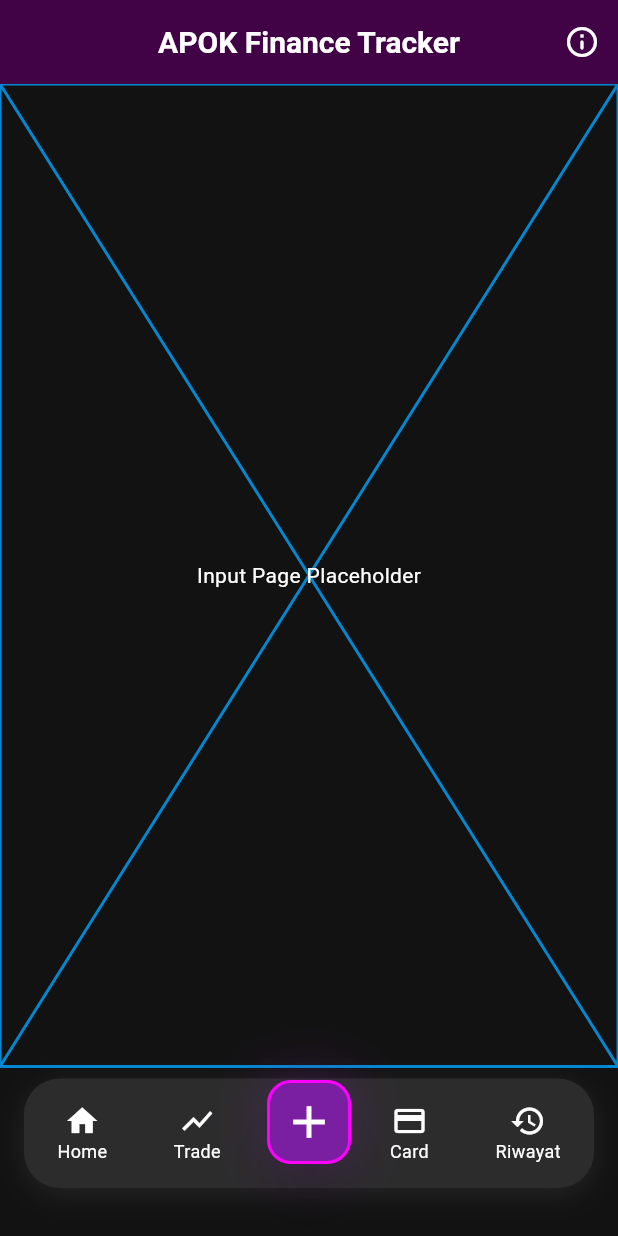
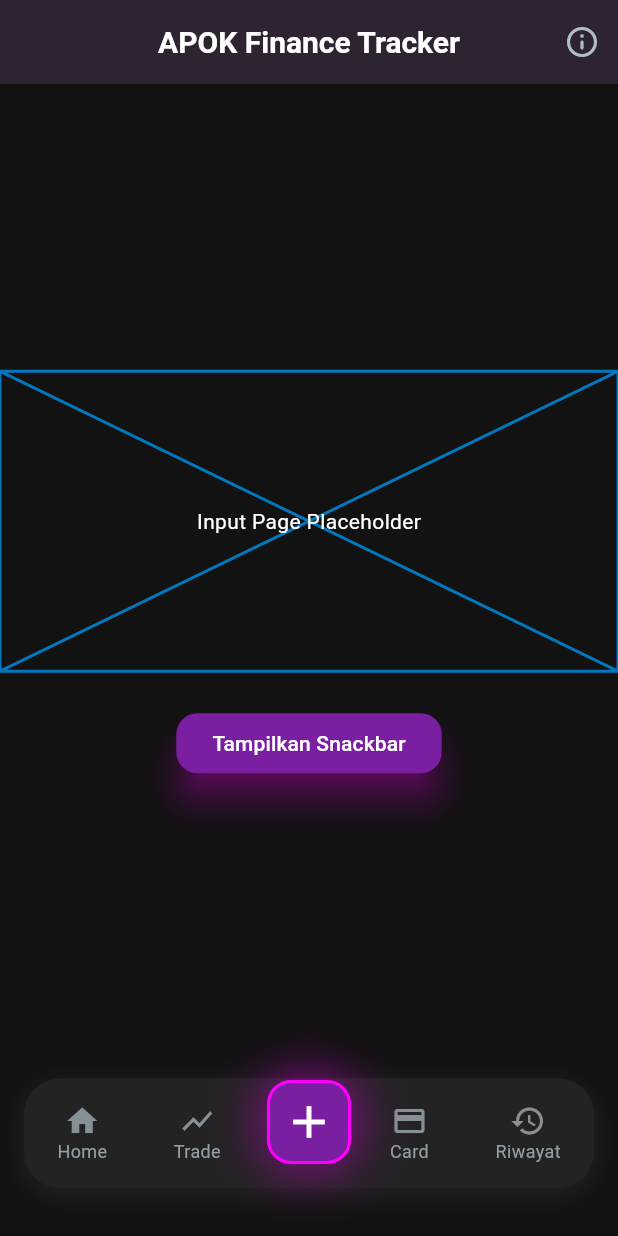
Before and after one commit to TEUNGKU-ZULKIFLI/finance_tracker, a Flutter app: the screen it shows after launch, item 2 of the bottom bar chosen, after a tap on the "add" icon, on a phone screen of 412 x 824 dp. Run offline on Flutter 3.47's test engine with Material 3 defaults, Android fonts, the phone set to English and light mode, and no system bars.

Commit message:
♻️refactor: restrukturisasi widget (pindah appbar, tambah navbar & snackbar, hapus file lama)

```diff
--- a/lib/pages/input_page.dart
+++ b/lib/pages/input_page.dart
@@ -1,5 +1,4 @@
 import 'package:flutter/material.dart';
-import 'package:finance_tracker/theme.dart';
 
 class InputPage extends StatefulWidget {
   const InputPage({super.key});
@@ -11,12 +10,39 @@ class InputPage extends StatefulWidget {
 class _InputPageState extends State<InputPage> {
   @override
   Widget build(BuildContext context) {
-    return const Placeholder(
-      fallbackHeight: 200.0,
-      fallbackWidth: 200.0,
-      color: AppTheme.secondary,
-      strokeWidth: 2.0,
-      child: Center(child: Text('Input Page Placeholder')),
+    return Center(
+      child: Column(
+        mainAxisSize: MainAxisSize.min,
+        children: [
+          Placeholder(
+            fallbackHeight: 200.0,
+            fallbackWidth: 200.0,
+            color: Theme.of(context).colorScheme.secondary,
+            strokeWidth: 2.0,
+            child: Center(child: Text('Input Page Placeholder')),
+          ),
+          const SizedBox(height: 24),
+          ElevatedButton(
+            onPressed: () {
+              ScaffoldMessenger.of(context).showSnackBar(
+                SnackBar(
+                  backgroundColor: Theme.of(context).colorScheme.primary,
+                  content: Text(
+                    'Ini snackbar custom!',
+                    style: TextStyle(color: Theme.of(context).colorScheme.onPrimary),
+                  ),
+                  action: SnackBarAction(
+                    label: 'Tutup',
+                    textColor: Theme.of(context).colorScheme.onPrimary,
+                    onPressed: () {},
+                  ),
+                ),
+              );
+            },
+            child: Text('Tampilkan Snackbar', style: TextStyle(color: Theme.of(context).colorScheme.onPrimary)),
+          ),
+        ],
+      ),
     );
   }
 }
--- a/lib/pages/main_page.dart
+++ b/lib/pages/main_page.dart
@@ -1,6 +1,6 @@
 import 'package:flutter/material.dart' hide NavigationBar;
-import 'package:finance_tracker/widget/navbar.dart';
-import 'package:finance_tracker/widget/appbar.dart';
+import 'package:finance_tracker/widgets/navbar.dart';
+import 'package:finance_tracker/widgets/appbar.dart';
 
 // Import semua halaman
 import 'home_page.dart';
--- a/lib/theme.dart
+++ b/lib/theme.dart
@@ -1,51 +1,95 @@
 import 'package:flutter/material.dart';
 
+/// Kumpulan tema, palet warna, dan helper untuk seluruh aplikasi.
+/// Gunakan AppTheme.lightScheme / AppTheme.darkScheme untuk akses ColorScheme.
+/// Gunakan AppTheme.neonWrap untuk efek glow universal.
+/// Semua widget sebaiknya ambil warna dari Theme.of(context).colorScheme.
+
 class AppTheme {
-  // 🎨 Palette — Purple / Magenta Neon
-  static const Color primary = Color(0xFF8E24AA); // Purple
+  /// Helper warna background NavigationBar
+  /// Helper warna background NavigationBar
+  static Color navBarBg(ColorScheme scheme) => scheme.surfaceContainerHighest;
+
+  /// Helper warna icon NavigationBar
+  /// Helper warna icon NavigationBar
+  static Color navBarIcon(ColorScheme scheme, {bool selected = false}) =>
+      selected ? scheme.primary : scheme.onSurfaceVariant.withOpacity(0.7);
+
+  /// Helper warna text NavigationBar
+  /// Helper warna text NavigationBar
+  static Color navBarText(ColorScheme scheme, {bool selected = false}) =>
+      selected ? scheme.primary : scheme.onSurfaceVariant.withOpacity(0.8);
+
+  /// Getter ColorScheme untuk akses langsung
+  static ColorScheme get lightScheme => lightTheme.colorScheme;
+  static ColorScheme get darkScheme => darkTheme.colorScheme;
+  // 🎨 PALETTE MATERIAL 3 — Light & Dark Mapping
+  // Semua warna di bawah ini punya padanan di dua mode agar konsisten
+
+  // PRIMARY
+  static const Color primary = Color(0xFF8E24AA); // Light & Dark
   static const Color onPrimary = Colors.white;
-  static const Color primaryContainer = Color(0xFFE1BEE7);
-  static const Color onPrimaryContainer = Color(0xFF4A148C);
+  static const Color primaryContainer = Color(0xFFE1BEE7); // Light
+  static const Color onPrimaryContainer = Color(0xFF4A148C); // Light
+  static const Color primaryContainerDark = Color(0xFF4A148C); // Dark
+  static const Color onPrimaryContainerDark = Colors.white; // Dark
 
-  static const Color secondary = Color(0xFF0288D1); // Sky Blue (aksen)
+  // SECONDARY
+  static const Color secondary = Color(0xFF0288D1);
   static const Color onSecondary = Colors.white;
-  static const Color secondaryContainer = Color(0xFFB3E5FC);
-  static const Color onSecondaryContainer = Color(0xFF01579B);
+  static const Color secondaryContainer = Color(0xFFB3E5FC); // Light
+  static const Color onSecondaryContainer = Color(0xFF01579B); // Light
+  static const Color secondaryContainerDark = Color(0xFF01579B); // Dark
+  static const Color onSecondaryContainerDark = Colors.white; // Dark
 
-  static const Color tertiary = Color(0xFFFF00FF); // Neon Magenta
+  // TERTIARY
+  static const Color tertiary = Color(0xFFFF00FF);
   static const Color onTertiary = Colors.white;
-  static const Color tertiaryContainer = Color(0xFFFFB3FF); // Soft Magenta
-  static const Color onTertiaryContainer = Color(0xFF660066); // Deep Magenta
+  static const Color tertiaryContainer = Color(0xFFFFB3FF); // Light
+  static const Color onTertiaryContainer = Color(0xFF660066); // Light
+  static const Color tertiaryContainerDark = Color(0xFF3A003A); // Dark
+  static const Color onTertiaryContainerDark = Colors.white; // Dark
 
+  // ERROR
   static const Color error = Color(0xFFCF6679);
   static const Color onError = Colors.white;
-  static const Color errorContainer = Color(0xFFB00020);
-  static const Color onErrorContainer = Colors.white;
+  static const Color errorContainer = Color(0xFFB00020); // Light
+  static const Color onErrorContainer = Colors.white; // Light
+  static const Color errorContainerDark = Color(0xFF8C1D1D); // Dark
+  static const Color onErrorContainerDark = Colors.white; // Dark
 
-  static const Color surface = Colors.white;
-  static const Color onSurface = Colors.black87;
-  static const Color onSurfaceVariant = Color(0xFF5C5C5C);
-  static const Color surfaceContainer = Color(0xFFF5F5F5);
+  // SURFACE & BACKGROUND
+  static const Color surface = Color(0xFFFFFFFF); // Light
+  static const Color onSurface = Color(0xFF1A1A1A); // Light
+  static const Color surfaceContainerHighest = Color(0xFFF5F5F5); // Light
+  static const Color onSurfaceVariant = Color(0xFF5C5C5C); // Light
+  static const Color surfaceDark = Color(0xFF121212); // Dark
+  static const Color onSurfaceDark = Color(0xFFFFFFFF); // Dark
+  static const Color surfaceContainerHighestDark = Color(0xFF232323); // Dark
+  static const Color onSurfaceVariantDark = Color(0xFFB0BEC5); // Dark
+
+  // INVERSE
   static const Color inverseSurface = Color(0xFF303030);
   static const Color inverseOnSurface = Colors.white;
   static const Color inversePrimary = Color(0xFFD1C4E9);
 
+  // OUTLINE
   static const Color outline = Color(0xFFB0BEC5);
   static const Color outlineVariant = Color(0xFF90A4AE);
 
+  // FIXED
   static const Color primaryFixed = primary;
   static const Color secondaryFixed = secondary;
   static const Color tertiaryFixed = tertiary;
-
   static const Color primaryFixedDim = Color(0xFF7B1FA2);
   static const Color secondaryFixedDim = Color(0xFF0277BD);
-  static const Color tertiaryFixedDim = Color(0xFFCC00CC); // Dim Neon Magenta
-
+  static const Color tertiaryFixedDim = Color(0xFFCC00CC);
   static const Color onFixed = Colors.white;
   static const Color onFixedVariant = Colors.black87;
 
+  // SURFACE VARIANT
   static const Color surfaceDim = Color(0xFFEEEEEE);
-  static const Color surfaceBright = Colors.white;
+  static const Color surfaceBright = Color(0xFFFFFFFF);
 
   // Helper state button
   static WidgetStateProperty<Color?> buttonBg(ColorScheme colorScheme) =>
@@ -85,7 +129,7 @@ class AppTheme {
       onErrorContainer: onErrorContainer,
       surface: surface,
       onSurface: onSurface,
-      surfaceContainerHighest: surfaceContainer,
+      surfaceContainerHighest: surfaceContainerHighest,
       onSurfaceVariant: onSurfaceVariant,
       outline: outline,
       outlineVariant: outlineVariant,
@@ -108,7 +152,7 @@ class AppTheme {
     ),
 
     navigationBarTheme: NavigationBarThemeData(
-      backgroundColor: surfaceContainer,
+  backgroundColor: surfaceContainerHighest,
       indicatorColor: tertiary.withAlpha((0.2 * 255).toInt()),
       labelTextStyle: WidgetStateProperty.all(
         const TextStyle(fontWeight: FontWeight.w600),
@@ -199,24 +243,24 @@ class AppTheme {
       brightness: Brightness.dark,
       primary: primaryFixedDim,
       onPrimary: onPrimary,
-      primaryContainer: Color(0xFF4A148C),
-      onPrimaryContainer: Colors.white,
+      primaryContainer: primaryContainerDark,
+      onPrimaryContainer: onPrimaryContainerDark,
       secondary: secondaryFixedDim,
       onSecondary: onSecondary,
-      secondaryContainer: Color(0xFF01579B),
-      onSecondaryContainer: Colors.white,
+      secondaryContainer: secondaryContainerDark,
+      onSecondaryContainer: onSecondaryContainerDark,
       tertiary: tertiaryFixedDim,
       onTertiary: onTertiary,
-      tertiaryContainer: Color(0xFF3A003A),
-      onTertiaryContainer: Colors.white,
+      tertiaryContainer: tertiaryContainerDark,
+      onTertiaryContainer: onTertiaryContainerDark,
       error: error,
       onError: onError,
-      errorContainer: Color(0xFF8C1D1D),
-      onErrorContainer: Colors.white,
-      surface: Color(0xFF121212),
-      onSurface: Colors.white,
-      surfaceContainerHighest: Color(0xFF2C2C2C),
-      onSurfaceVariant: Colors.white70,
+      errorContainer: errorContainerDark,
+      onErrorContainer: onErrorContainerDark,
+      surface: surfaceDark,
+      onSurface: onSurfaceDark,
+      surfaceContainerHighest: surfaceContainerHighestDark,
+      onSurfaceVariant: onSurfaceVariantDark,
       outline: outlineVariant,
       outlineVariant: Color(0xFF444444),
       shadow: Colors.black54,
--- a/lib/widget/navbar.dart
+++ /dev/null
@@ -1,110 +0,0 @@
-import 'package:finance_tracker/theme.dart';
-import 'package:flutter/material.dart';
-
-class NavigationBar extends StatelessWidget {
-  final int currentIndex;
-  final Function(int) onTap;
-  final VoidCallback onFabPressed;
-
-  const NavigationBar({
-    super.key,
-    required this.currentIndex,
-    required this.onTap,
-    required this.onFabPressed,
-  });
-
-  @override
-  Widget build(BuildContext context) {
-      return Stack(
-        alignment: Alignment.bottomCenter,
-        children: [
-          Padding(
-            padding: const EdgeInsets.only(bottom: 24.0), // beri ruang untuk FAB
-            child: Container(
-              margin: const EdgeInsets.symmetric(horizontal: 16, vertical: 8),
-              decoration: BoxDecoration(
-                color: Theme.of(context).navigationBarTheme.backgroundColor
-                  ?? Theme.of(context).colorScheme.surface,
-                borderRadius: BorderRadius.circular(24),
-                boxShadow: [
-                  BoxShadow(
-                    // ignore: deprecated_member_use
-                    color: Theme.of(context).colorScheme.onSurface.withOpacity(0.08),
-                    blurRadius: 16,
-                    offset: const Offset(0, 4),
-                  ),
-                ],
-              ),
-              child: Padding(
-                padding: const EdgeInsets.symmetric(vertical: 8.0),
-                child: Row(
-                  mainAxisAlignment: MainAxisAlignment.spaceAround,
-                  children: [
-                    _buildNavItem(Icons.home, "Home", 0),
-                    _buildNavItem(Icons.show_chart, "Trade", 1),
-                    SizedBox(width: 48), // ruang untuk FAB di tengah
-                    _buildNavItem(Icons.credit_card, "Card", 3),
-                    _buildNavItem(Icons.history, "Riwayat", 4),
-                  ],
-                ),
-              ),
-            ),
-          ),
-          Positioned(
-            bottom: 48, // lebih tinggi dan menonjol
-            left: 0,
-            right: 0,
-            child: Center(
-              child: Material(
-                elevation: 16,
-                shape: const CircleBorder(),
-                color: Theme.of(context).colorScheme.inversePrimary,
-                child: Container(
-                  decoration: BoxDecoration(
-                    boxShadow: [
-                      BoxShadow(
-                        // ignore: deprecated_member_use
-                        color: Theme.of(context).colorScheme.primary.withOpacity(0.3),
-                        blurRadius: 32,
-                        spreadRadius: 2,
-                      ),
-                    ],
-                  ),
-                  child: FloatingActionButton(
-                    onPressed: onFabPressed,
-                    backgroundColor: Theme.of(context).colorScheme.primary,
-                    // ignore: sort_child_properties_last
-                    child: Icon(Icons.add, color: Theme.of(context).colorScheme.onPrimary, size: 36), // ikon lebih besar
-                    elevation: 0,
-                  ),
-                ),
-              ),
-            ),
-          ),
-        ],
-      );
-  }
-
-  Widget _buildNavItem(IconData icon, String label, int index) {
-    final isSelected = currentIndex == index;
-    return InkWell(
-      onTap: () => onTap(index),
-      child: Padding(
-        padding: const EdgeInsets.symmetric(vertical: 8.0, horizontal: 12.0),
-        child: Column(
-          mainAxisSize: MainAxisSize.min,
-          children: [
-            Icon(icon, color: isSelected ? AppTheme.primary : AppTheme.surfaceBright),
-            Text(
-              label,
-              style: TextStyle(
-                fontSize: 12,
-                color: isSelected ? AppTheme.primary : AppTheme.surfaceBright,
-              ),
-            ),
-          ],
-        ),
-      ),
-    );
-  }
-}
--- a/lib/widget/appbar.dart
+++ b/lib/widgets/appbar.dart
@@ -1,23 +1,30 @@
 import 'package:flutter/material.dart';
+
+/// Appbar custom yang sepenuhnya adaptif theme dan menggunakan helper dari AppTheme.
 
 class Appbar extends StatelessWidget implements PreferredSizeWidget {
   const Appbar({super.key});
 
   @override
   Widget build(BuildContext context) {
+    final colorScheme = Theme.of(context).colorScheme;
     return AppBar(
-      title: const Text('APOK Finance Tracker'),
+      backgroundColor: colorScheme.surfaceContainerHighest,
+      foregroundColor: colorScheme.onSurface,
+      title: Text(
+        'APOK Finance Tracker',
+        style: TextStyle(color: colorScheme.onSurface),
+      ),
       centerTitle: true,
       elevation: 6,
       actions: [
         IconButton(
-          icon: const Icon(Icons.info_outline_rounded),
+          icon: Icon(Icons.info_outline_rounded, color: colorScheme.onSurfaceVariant),
           onPressed: () {
             // TODO: Implement info action
           },
         ),
       ],
-      // Jangan set backgroundColor, foregroundColor, titleTextStyle di sini
     );
   }
 
--- /dev/null
+++ b/lib/widgets/navbar.dart
@@ -0,0 +1,100 @@
+import 'package:finance_tracker/theme.dart';
+import 'package:flutter/material.dart';
+
+/// NavigationBar custom yang sepenuhnya adaptif theme dan menggunakan helper dari AppTheme.
+
+class NavigationBar extends StatelessWidget {
+  final int currentIndex;
+  final Function(int) onTap;
+  final VoidCallback onFabPressed;
+
+  const NavigationBar({
+    super.key,
+    required this.currentIndex,
+    required this.onTap,
+    required this.onFabPressed,
+  });
+
+  @override
+  Widget build(BuildContext context) {
+    final colorScheme = Theme.of(context).colorScheme;
+    return Stack(
+      alignment: Alignment.bottomCenter,
+      children: [
+        Padding(
+          padding: const EdgeInsets.only(bottom: 24.0),
+          child: Container(
+            margin: const EdgeInsets.symmetric(horizontal: 16, vertical: 8),
+            decoration: BoxDecoration(
+              color: AppTheme.navBarBg(colorScheme),
+              borderRadius: BorderRadius.circular(24),
+              boxShadow: [
+                BoxShadow(
+                  color: colorScheme.onSurface.withOpacity(0.08),
+                  blurRadius: 16,
+                  offset: const Offset(0, 4),
+                ),
+              ],
+            ),
+            child: Padding(
+              padding: const EdgeInsets.symmetric(vertical: 8.0),
+              child: Row(
+                mainAxisAlignment: MainAxisAlignment.spaceAround,
+                children: [
+                  _buildNavItem(context, Icons.home, "Home", 0),
+                  _buildNavItem(context, Icons.show_chart, "Trade", 1),
+                  const SizedBox(width: 48),
+                  _buildNavItem(context, Icons.credit_card, "Card", 3),
+                  _buildNavItem(context, Icons.history, "Riwayat", 4),
+                ],
+              ),
+            ),
+          ),
+        ),
+        Positioned(
+          bottom: 48,
+          left: 0,
+          right: 0,
+          child: Center(
+            child: AppTheme.neonWrap(
+              color: colorScheme.tertiary,
+              blur: 32,
+              spread: 2,
+              circle: true,
+              child: FloatingActionButton(
+                onPressed: onFabPressed,
+                backgroundColor: colorScheme.primary,
+                child: Icon(Icons.add, color: colorScheme.onPrimary, size: 36),
+                elevation: 0,
+              ),
+            ),
+          ),
+        ),
+      ],
+    );
+  }
+
+  Widget _buildNavItem(BuildContext context, IconData icon, String label, int index) {
+    final colorScheme = Theme.of(context).colorScheme;
+    final isSelected = currentIndex == index;
+    return InkWell(
+      onTap: () => onTap(index),
+      child: Padding(
+        padding: const EdgeInsets.symmetric(vertical: 8.0, horizontal: 12.0),
+        child: Column(
+          mainAxisSize: MainAxisSize.min,
+          children: [
+            Icon(icon, color: AppTheme.navBarIcon(colorScheme, selected: isSelected)),
+            Text(
+              label,
+              style: TextStyle(
+                fontSize: 12,
+                color: AppTheme.navBarText(colorScheme, selected: isSelected),
+              ),
+            ),
+          ],
+        ),
+      ),
+    );
+  }
+}
```
Also changed, not shown: lib/widgets/snackbar.dart (added, +97 -0 lines).
